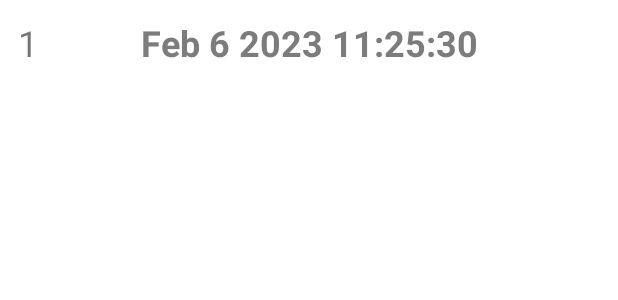
After one commit to kyle-gonzales/7-minute-workout-android-app, an Android app: the layout recyclerview_history.xml on its own in the app's theme, with its tools: preview values and no code run, on a phone screen of 412 x 824 dp. The commit adds this screen. Shown: the top 300 px of the screen. Run offline under Robolectric (Android 15) with nearby library versions, the phone set to English and light mode, and no system bars.

Commit message:
added UI for history

```diff
--- a/app/src/main/java/com/example/a7minuteworkoutapp/ExerciseActivity.kt
+++ b/app/src/main/java/com/example/a7minuteworkoutapp/ExerciseActivity.kt
@@ -25,14 +25,14 @@ class ExerciseActivity : AppCompatActivity(), TextToSpeech.OnInitListener {
 
     // rest timer
     private var restTimer: CountDownTimer? = null
-    private var restDuration: Long = 10000
+    private var restDuration: Long = 1000
     private var restPauseOffset: Long = 0
     private var restProgress = (restDuration/1000).toInt()
     private var restMaxProgress = (restDuration/1000).toInt()
 
     //exercise timer
     private var exerciseTimer: CountDownTimer? = null
-    private var exerciseDuration: Long = 30000
+    private var exerciseDuration: Long = 1000
     private var exercisePauseOffset : Long = 0
     private var exerciseProgress = (exerciseDuration/1000).toInt()
     private var exerciseMaxProgress = (exerciseDuration/1000).toInt()
--- a/app/src/main/java/com/example/a7minuteworkoutapp/HistoryDao.kt
+++ b/app/src/main/java/com/example/a7minuteworkoutapp/HistoryDao.kt
@@ -19,6 +19,6 @@ interface HistoryDao {
     @Query(value = "SELECT * FROM `history`")
     fun getAllHistories() : Flow<List<HistoryEntity>>
 
-    @Query(value = "SELECT * FROM `history` WHERE id =:id")
-    fun getHistoryById() : Flow<HistoryEntity>
+//    @Query(value = "SELECT * FROM `history` WHERE id =:id")
+//    fun getHistoryById() : Flow<HistoryEntity>
 }
--- a/app/src/main/java/com/example/a7minuteworkoutapp/HistoryEntity.kt
+++ b/app/src/main/java/com/example/a7minuteworkoutapp/HistoryEntity.kt
@@ -5,6 +5,6 @@ import androidx.room.PrimaryKey
 
 @Entity("history")
 data class HistoryEntity(
-    @PrimaryKey(autoGenerate = true)
+    @PrimaryKey(autoGenerate = false)
     val date : String,
 )
--- /dev/null
+++ b/app/src/main/res/layout/recyclerview_history.xml
@@ -0,0 +1,45 @@
+<?xml version="1.0" encoding="utf-8"?>
+<androidx.constraintlayout.widget.ConstraintLayout xmlns:android="http://schemas.android.com/apk/res/android"
+    android:id="@+id/clHistory"
+    android:layout_width="match_parent"
+    android:layout_height="wrap_content"
+    xmlns:app="http://schemas.android.com/apk/res-auto"
+    xmlns:tools="http://schemas.android.com/tools">
+
+    <TextView
+        android:id="@+id/tvPosition"
+        android:layout_width="wrap_content"
+        android:layout_height="wrap_content"
+
+        android:textSize="@dimen/default_button_text_size"
+        android:layout_marginHorizontal="12dp"
+
+        app:layout_constraintStart_toStartOf="parent"
+        app:layout_constraintTop_toTopOf="parent"
+        app:layout_constraintBottom_toBottomOf="parent"
+
+        tools:text = "1"/>
+
+    <TextView
+        android:id="@+id/tvDate"
+        android:layout_width="wrap_content"
+        android:layout_height="wrap_content"
+        android:textColor="@color/primary_text_grey"
+        android:textSize="@dimen/default_button_text_size"
+        android:textStyle="bold"
+
+        android:layout_marginVertical="12dp"
+
+
+        app:layout_constraintTop_toTopOf="parent"
+        app:layout_constraintBottom_toBottomOf="parent"
+        app:layout_constraintStart_toStartOf="parent"
+        app:layout_constraintEnd_toEndOf="parent"
+
+        tools:text = "Feb 6 2023 11:25:30"
+        />
+
+
+
+
+</androidx.constraintlayout.widget.ConstraintLayout>
```
Also changed, not shown: app/src/main/java/com/example/a7minuteworkoutapp/HistoryActivity.kt (+16 -1 lines), app/src/main/java/com/example/a7minuteworkoutapp/HistoryAdapter.kt (added, +39 -0 lines), app/src/main/res/layout/activity_history.xml (+27 -0 lines).
